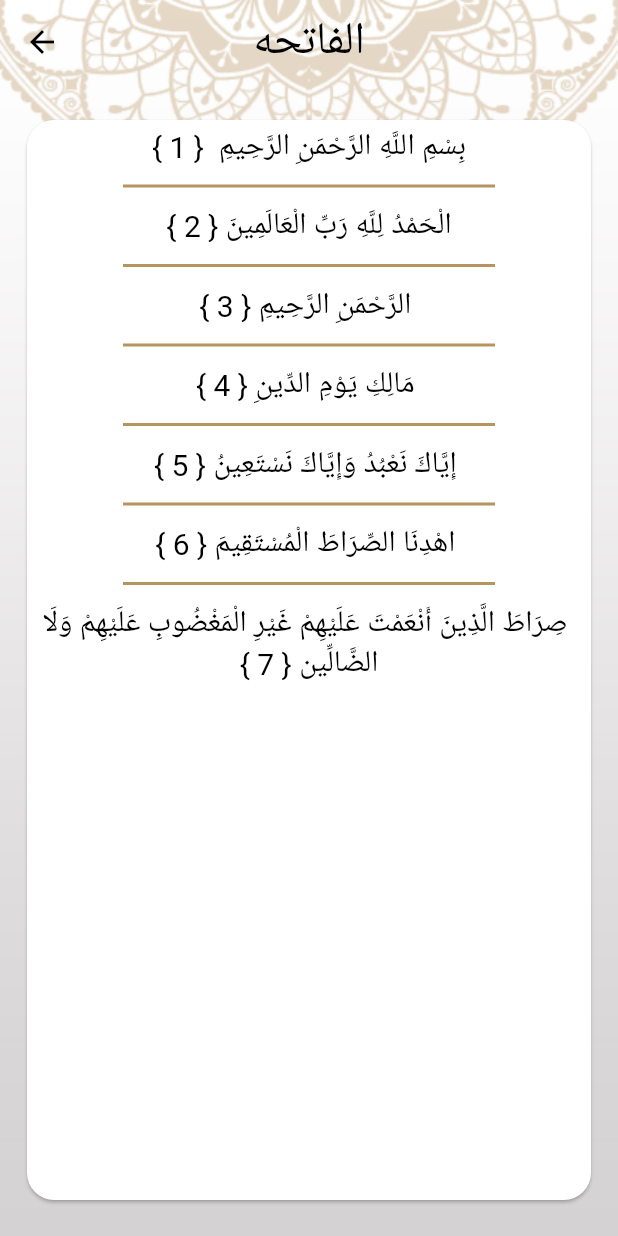
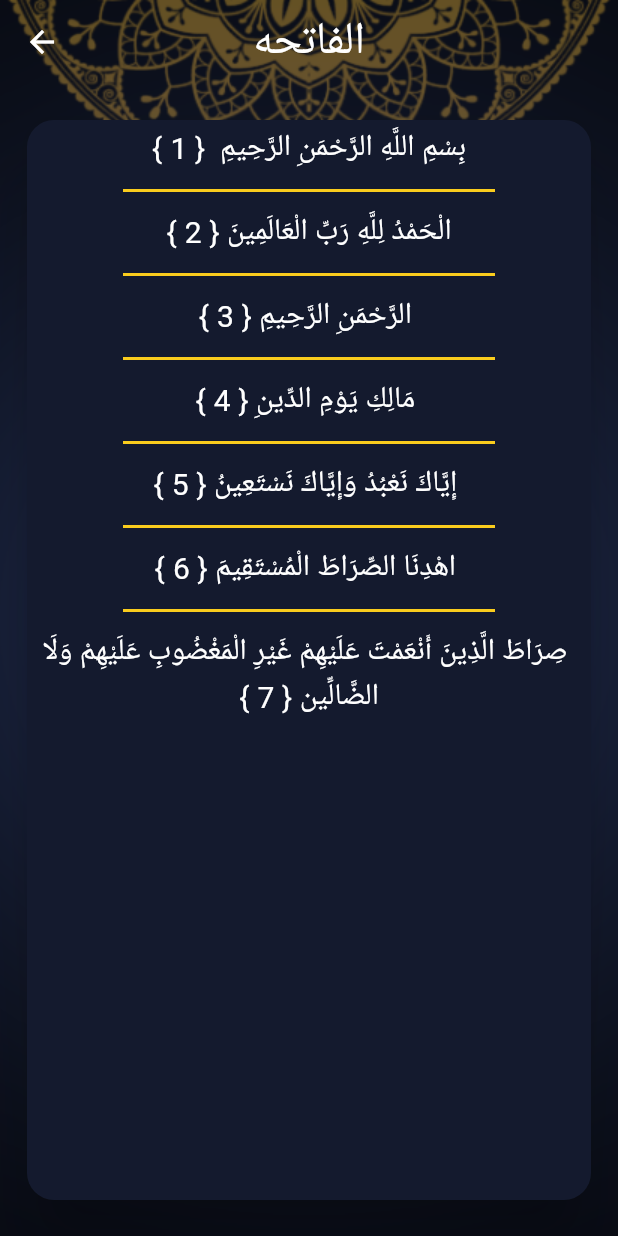
Before and after one commit to youssefdiaa12/islami_app, a Flutter app: the screen it shows after launch, after a tap on "الفاتحه", on a phone screen of 412 x 824 dp. Run offline on Flutter 3.47's test engine with Material 2 defaults, Android fonts, the phone set to English and light mode, and no system bars; generated files the repository leaves out were written again.

Commit message:
Making splashScreen

```diff
--- /dev/null
+++ b/lib/SplashScreen.dart
@@ -0,0 +1,17 @@
+import 'package:flutter/material.dart';
+import 'package:islami_c9_sat/home/Settings/settings_data.dart';
+
+class SplashScreen extends StatelessWidget {
+  const SplashScreen({Key? key}) : super(key: key);
+
+  @override
+  Widget build(BuildContext context) {
+    return Scaffold(
+      body: settings_data.theme == 'Dark'
+          ? Image.asset('assets/images/DARK.png',
+              height: double.infinity, width: double.infinity)
+          : Image.asset('assets/images/splashLight.png',
+              height: double.infinity, width: double.infinity),
+    );
+  }
+}
--- a/lib/chapter_details/ChapterDetails.dart
+++ b/lib/chapter_details/ChapterDetails.dart
@@ -29,14 +29,14 @@ class _ChapterDetailsScreenState extends State<ChapterDetailsScreen> {
               title: Text(args.name),
             ),
             body: verses.isEmpty
-                ? Center(child: CircularProgressIndicator())
-                : Container(
+                ? const Center(child: CircularProgressIndicator())
+                : SizedBox(
                     height: double.infinity,
                     child: Column(
                       children: [
                         Expanded(
                           child: Card(
-                            margin: EdgeInsets.symmetric(
+                            margin: const EdgeInsets.symmetric(
                                 vertical: 24, horizontal: 18),
                             child: ListView.separated(
                               itemBuilder: (context, index) {
@@ -47,7 +47,7 @@ class _ChapterDetailsScreenState extends State<ChapterDetailsScreen> {
                                   height: 2,
                                   width: double.infinity,
                                   color: Theme.of(context).dividerColor,
-                                  margin: EdgeInsets.symmetric(
+                                  margin: const EdgeInsets.symmetric(
                                       horizontal: 64, vertical: 8),
                                 );
                               },
--- a/lib/home/Settings/settings_data.dart
+++ b/lib/home/Settings/settings_data.dart
@@ -1,4 +1,4 @@
 class settings_data {
-  static String theme = "Light";
+  static String theme = "Dark";
   static String language = "English";
 }
--- a/lib/home/quran/ChapterNameWidget.dart
+++ b/lib/home/quran/ChapterNameWidget.dart
@@ -5,7 +5,7 @@ class ChapterNameWidget extends StatelessWidget {
   String name;
   int index;
 
-  ChapterNameWidget(this.name, this.index);
+  ChapterNameWidget(this.name, this.index, {super.key});
 
   @override
   Widget build(BuildContext context) {
@@ -16,7 +16,7 @@ class ChapterNameWidget extends StatelessWidget {
       },
       child: Container(
         alignment: Alignment.center,
-        padding: EdgeInsets.symmetric(vertical: 4),
+        padding: const EdgeInsets.symmetric(vertical: 4),
         child: Text(
           name,
           style: Theme.of(context).textTheme.bodyMedium,
--- a/lib/main.dart
+++ b/lib/main.dart
@@ -1,3 +1,5 @@
+import 'dart:async';
+
 import 'package:flutter/material.dart';
 import 'package:flutter_gen/gen_l10n/app_localization.dart';
 import 'package:flutter_localizations/flutter_localizations.dart';
@@ -9,9 +11,15 @@ import 'package:islami_c9_sat/home/hadeth/hadeth_details.dart';
 import 'package:islami_c9_sat/home/tasbeh/ayaelkorsydetails.dart';
 
 import 'MyThemeData.dart';
+import 'SplashScreen.dart';
 
 void main() {
-  runApp(const MyApp());
+  runApp(const MaterialApp(
+    home: SplashScreen(),
+  ));
+  Timer(const Duration(seconds: 2), () {
+    runApp(const MyApp());
+  });
 }
 
 class MyApp extends StatefulWidget {
@@ -34,7 +42,7 @@ class _MyAppState extends State<MyApp> {
       theme: MyThemeData.lightTheme,
       darkTheme: MyThemeData.DarkTheme,
       themeMode:
-          settings_data.theme == 'Dark' ? ThemeMode.dark : ThemeMode.light,
+      settings_data.theme == 'Dark' ? ThemeMode.dark : ThemeMode.light,
       routes: {
         HomeScreen.routeName: (_) => HomeScreen(setStateFunction: functions),
         ChapterDetailsScreen.routeName: (_) => ChapterDetailsScreen(),
```
Also changed, not shown: lib/home/Settings/settingsTap.dart (+7 -5 lines), assets/images/DARK.png (added), assets/images/splashLight.png (added), 6 other files.
